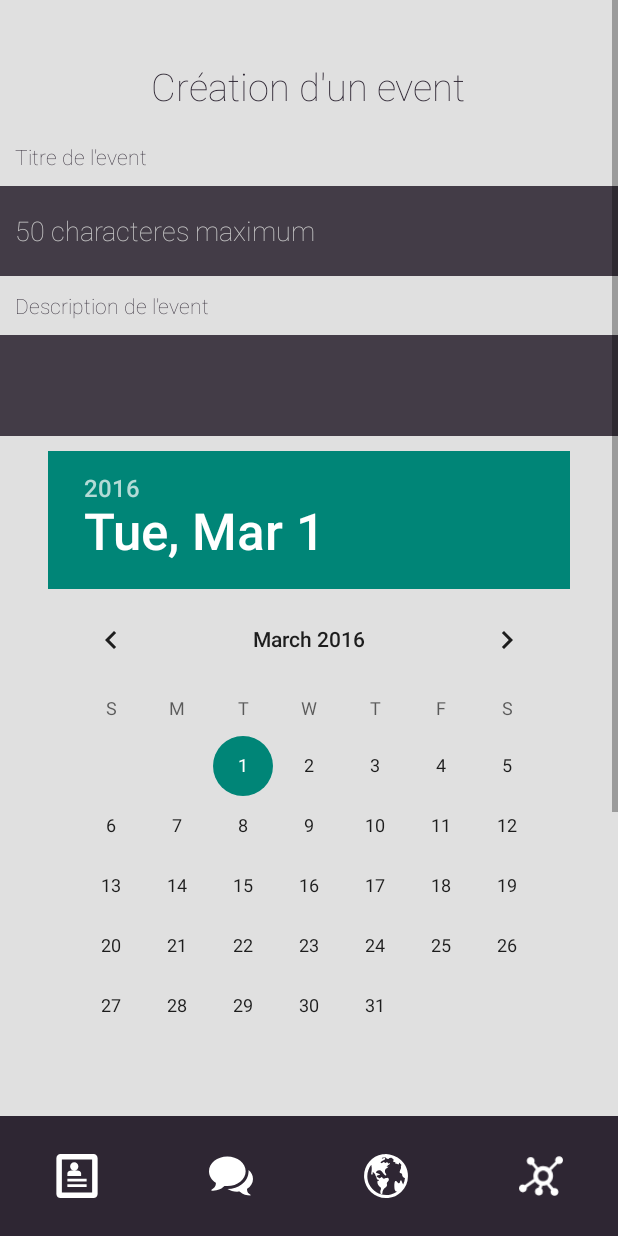
After one commit to yazzaoui/Sociadee, an Android app: the fragment AddEventFragment placed in its activity, on a phone screen of 412 x 824 dp. The commit adds this screen. Run offline under Robolectric (Android 15) with nearby library versions, the light colour scheme and no system bars; libraries missing offline, so code that uses them is left out: com.facebook, com.facebook.appevents; 2 statements that could not run were skipped.

Commit message:
ébauche d'interface pour la création d'évent

```diff
--- /dev/null
+++ b/app/src/main/java/azzaoui/sociadee/AddEventFragment.java
@@ -0,0 +1,56 @@
+package azzaoui.sociadee;
+
+
+import android.content.Context;
+import android.os.Bundle;
+import android.support.v4.app.Fragment;
+import android.view.ContextThemeWrapper;
+import android.view.LayoutInflater;
+import android.view.View;
+import android.view.ViewGroup;
+
+
+/**
+ * A simple {@link Fragment} subclass.
+ */
+public class AddEventFragment extends Fragment implements SociadeeFragment {
+
+
+    public AddEventFragment() {
+        // Required empty public constructor
+    }
+
+
+    @Override
+    public View onCreateView(LayoutInflater inflater, ViewGroup container,
+                             Bundle savedInstanceState) {
+        // Inflate the layout for this fragment
+
+        final Context contextThemeWrapper = new ContextThemeWrapper(getActivity(), R.style.AppThemeCustom);
+        // clone the inflater using the ContextThemeWrapper
+        LayoutInflater localInflater = inflater.cloneInContext(contextThemeWrapper);
+        //inflater sinon a la place du local
+        View v = localInflater.inflate(R.layout.fragment_add_event, container, false);
+        return v;
+    }
+
+    @Override
+    public void setButtonCallback(MainActivity.CallBackTopButton myCallback) {
+
+    }
+
+    @Override
+    public void onFragmentEnter() {
+
+    }
+
+    @Override
+    public void onFragmentLeave() {
+
+    }
+
+    @Override
+    public void onTopMenuMenuButtonClick() {
+
+    }
+}
--- a/app/src/main/java/azzaoui/sociadee/MainActivity.java
+++ b/app/src/main/java/azzaoui/sociadee/MainActivity.java
@@ -34,6 +34,7 @@ public class MainActivity extends AppCompatActivity {
     private PeopleGridFragment mPeopleGridFragment;
     private AddPicFragment mAddPicFragment;
     private PeopleProfileFragment mPeopleProfileFragment;
+    private AddEventFragment mAddEventFragment;
 
     Map<View, SociadeeFragment> viewFragmmentMap ;
 
@@ -43,6 +44,8 @@ public class MainActivity extends AppCompatActivity {
     private View mPeopleGridView;
     private View mAddPicView;
     private View mPeopleProfileView;
+    private View mAddEventView;
+
 
     private View mCurrentView = null;
     private View mLastView =  null;
@@ -107,6 +110,9 @@ public class MainActivity extends AppCompatActivity {
         mPeopleProfileFragment = (PeopleProfileFragment)
                 getSupportFragmentManager().findFragmentById(R.id.peopleProfileFragment);
         mProfileFragment.setButtonCallback(callBackTopButton);
+        mAddEventFragment = (AddEventFragment)
+                getSupportFragmentManager().findFragmentById(R.id.addEventFragment);
+        mAddEventFragment.setButtonCallback(callBackTopButton);
 
         mProfileView = findViewById(R.id.profileFragment);
         mProfileView.setVisibility(View.VISIBLE);
@@ -139,6 +145,9 @@ public class MainActivity extends AppCompatActivity {
         mPeopleProfileView.setVisibility(View.INVISIBLE);
         viewFragmmentMap.put(mPeopleProfileView, mPeopleProfileFragment);
 
+        mAddEventView = findViewById(R.id.addEventFragment);
+        mAddEventView.setVisibility(View.INVISIBLE);
+        viewFragmmentMap.put(mAddEventView,mAddEventFragment);
 
         /*Window window = this.getWindow();
         window.clearFlags(WindowManager.LayoutParams.FLAG_TRANSLUCENT_STATUS);
@@ -322,6 +331,11 @@ public class MainActivity extends AppCompatActivity {
     {
         mMapFragment.addEventClick();
     }
+    public void acceptEventClick(View v)
+    {
+        switchView(mAddEventView);
+    }
+
 
     public void discardEventClick(View v)
     {
--- a/app/src/main/java/azzaoui/sociadee/ProfileFragment.java
+++ b/app/src/main/java/azzaoui/sociadee/ProfileFragment.java
@@ -130,10 +130,9 @@ public class ProfileFragment extends Fragment implements SociadeeFragment {
         gridView.setAdapter(mGridShowPicAdapter);
 
 
+        // Resize profile image to take 3/4 of total screen height
         FrameLayout layout = ( FrameLayout)v.findViewById(R.id.pictureWrapper);
-// Gets the layout params that will allow you to resize the layout
         ViewGroup.LayoutParams params = layout.getLayoutParams();
-// Changes the height and width to the specified *pixels*
         DisplayMetrics metrics = new DisplayMetrics();
         getActivity().getWindowManager().getDefaultDisplay().getMetrics(metrics);
         params.height = (metrics.heightPixels *3)/4;
--- a/app/src/main/res/layout/activity_main.xml
+++ b/app/src/main/res/layout/activity_main.xml
@@ -50,6 +50,12 @@
         android:layout_height="match_parent"
         tools:layout="@layout/fragment_people_profile" />
 
+    <fragment
+        android:name="azzaoui.sociadee.AddEventFragment"
+        android:id="@+id/addEventFragment"
+        android:layout_width="match_parent"
+        android:layout_height="match_parent"
+        tools:layout="@layout/fragment_add_event" />
 
     <RelativeLayout
         android:background="#00000000"
--- /dev/null
+++ b/app/src/main/res/layout/fragment_add_event.xml
@@ -0,0 +1,97 @@
+<ScrollView
+    android:layout_height="match_parent"
+    android:layout_width="match_parent"
+    xmlns:android="http://schemas.android.com/apk/res/android" >
+<RelativeLayout xmlns:android="http://schemas.android.com/apk/res/android"
+    xmlns:tools="http://schemas.android.com/tools"
+    android:layout_width="match_parent"
+    android:layout_height="match_parent"
+    android:background="#e0e0e0"
+    tools:context="azzaoui.sociadee.AddEventFragment">
+
+    <!-- TODO: Update blank fragment layout -->
+    <TextView
+        android:layout_width="wrap_content"
+        android:layout_height="wrap_content"
+        android:layout_centerHorizontal="true"
+        android:textSize="25sp"
+        android:layout_marginTop="40dp"
+        android:layout_marginLeft="10dp"
+        android:text="Création d'un event"
+        android:fontFamily="sans-serif-thin"
+        android:id="@+id/titleText"
+        android:textColor="@color/Evening" />
+
+    <TextView
+        android:layout_width="match_parent"
+        android:layout_height="wrap_content"
+        android:layout_below="@id/titleText"
+        android:layout_marginTop="20dp"
+        android:layout_marginLeft="10dp"
+        android:fontFamily="sans-serif-thin"
+        android:text="Titre de l'event"
+        android:id="@+id/TVtitreEvent"
+        android:textColor="@color/Evening" />
+
+    <EditText
+        android:layout_width="match_parent"
+        android:layout_height="wrap_content"
+        android:layout_marginTop="10dp"
+        android:maxLines="1"
+        android:id="@+id/titreEvent"
+        android:textCursorDrawable="@null"
+        style="@style/AppThemeCustom.EditText"
+        android:hint="50 characteres maximum"
+        android:layout_below="@id/TVtitreEvent"/>
+    <TextView
+        android:layout_width="match_parent"
+        android:layout_height="wrap_content"
+        android:layout_below="@id/titreEvent"
+        android:layout_marginTop="10dp"
+        android:layout_marginLeft="10dp"
+        android:fontFamily="sans-serif-thin"
+        android:text="Description de l'event"
+        android:id="@+id/TVdescriptionEvent"
+        android:textColor="@color/Evening" />
+
+    <EditText
+        android:layout_width="match_parent"
+        android:layout_height="wrap_content"
+        android:lines="3"
+        android:minLines="3"
+        android:textCursorDrawable="@null"
+        style="@style/AppThemeCustom.EditText"
+        android:layout_marginTop="10dp"
+        android:id="@+id/descriptionEvent"
+        android:layout_below="@id/TVdescriptionEvent"
+         />
+    <DatePicker
+        android:layout_width="wrap_content"
+        android:layout_height="wrap_content"
+        android:id="@+id/datePicker"
+        android:layout_centerHorizontal="true"
+        android:layout_marginTop="10dp"
+        android:layout_below="@id/descriptionEvent"
+        />
+
+    <TimePicker
+        android:layout_width="wrap_content"
+        android:layout_height="wrap_content"
+        android:id="@+id/timePicker"
+        android:layout_below="@id/datePicker"
+        android:layout_centerHorizontal="true"
+        android:timePickerMode="spinner"
+        android:layout_marginTop="10dp" />
+
+<Button
+    android:layout_width="wrap_content"
+    android:layout_height="wrap_content"
+    android:text="Valider"
+    android:layout_below="@id/timePicker"
+    android:layout_centerHorizontal="true"
+    android:layout_marginRight="20dp"
+    android:layout_marginBottom="10dp"
+    />
+
+</RelativeLayout>
+</ScrollView>
--- a/app/src/main/res/values/stylesCustom.xml
+++ b/app/src/main/res/values/stylesCustom.xml
@@ -6,11 +6,12 @@
         <item name="android:windowContentTransitions">true</item>
         <item name="android:windowNoTitle">true</item>
         <item name="android:buttonStyle">@style/AppThemeCustom.Button</item>
+
+        <!-- probleme ici pour appliquer le custom theme edit text apparement faut virer android -->
         <item name="android:editTextStyle">@style/AppThemeCustom.EditText</item>
-
-
         <item name="android:statusBarColor">@android:color/transparent</item>
     </style>
+
 
     <style name="AppThemeCustom.Button" parent="android:Widget.Button">
         <item name="android:textColor">@color/GreyTc</item>
```
